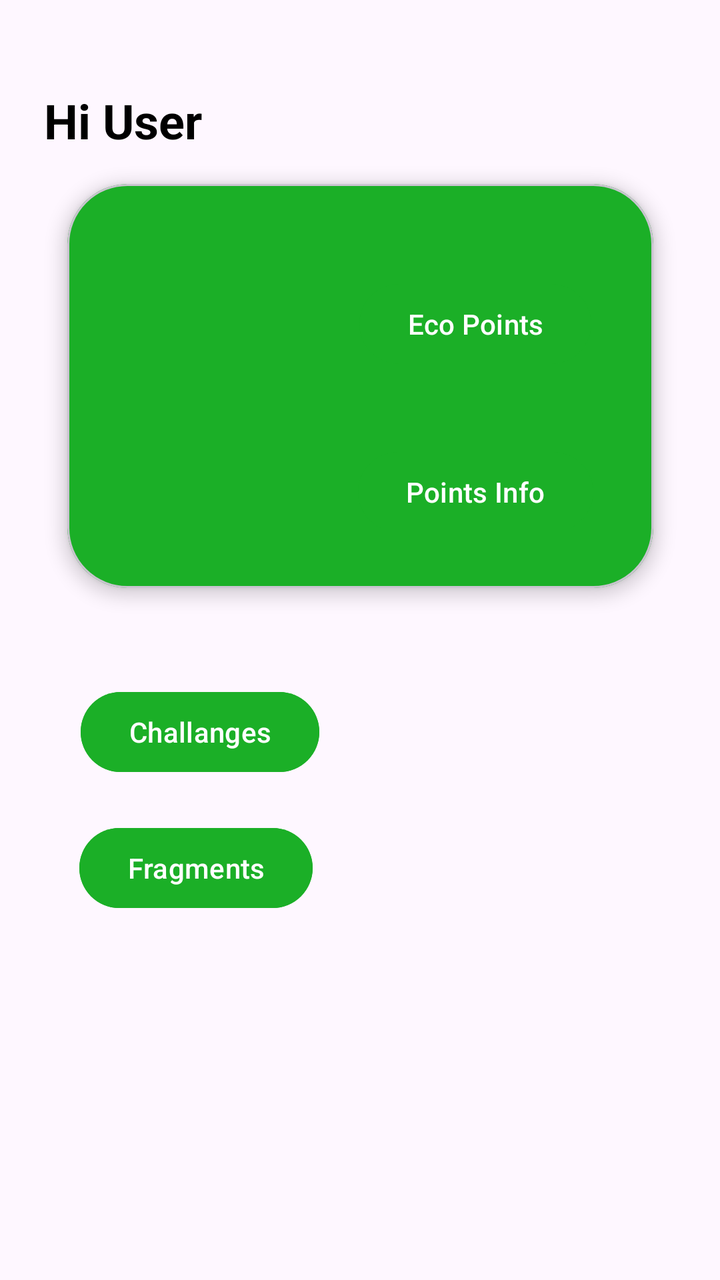
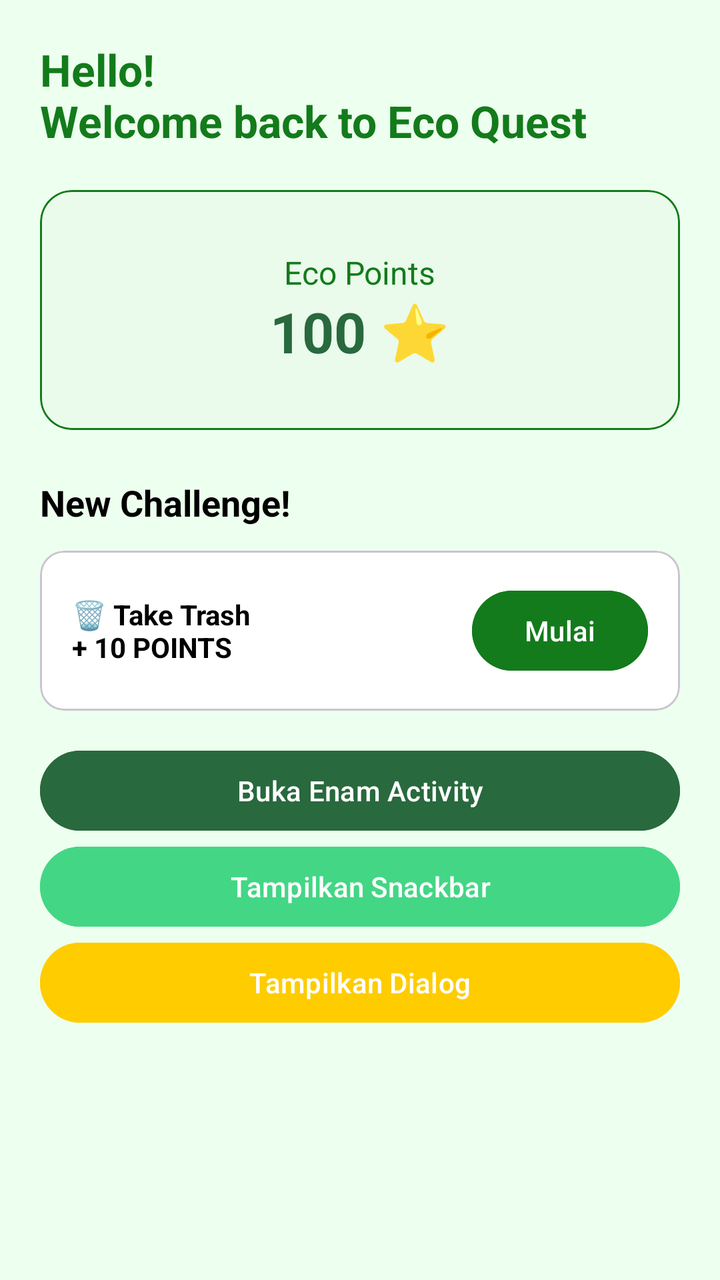

Compare the two renders of this Android layout. The source of the first and the diff that turns it into the second are given below.
<!-- AndroidManifest.xml: application theme Theme.Athia_24TIC -->
<!-- res/layout/fragment_home.xml -->
<?xml version="1.0" encoding="utf-8"?>
<androidx.constraintlayout.widget.ConstraintLayout xmlns:android="http://schemas.android.com/apk/res/android"
    xmlns:tools="http://schemas.android.com/tools"
    android:layout_width="match_parent"
    android:layout_height="match_parent"
    xmlns:app="http://schemas.android.com/apk/res-auto"
    tools:context=".Home.HomeFragment">

    <TextView
        android:id="@+id/tvHiUser"
        android:layout_width="wrap_content"
        android:layout_height="wrap_content"
        android:layout_marginTop="44dp"
        android:text="Hi User"
        android:textColor="@android:color/black"
        android:textSize="24sp"
        android:textStyle="bold"
        app:layout_constraintEnd_toEndOf="parent"
        app:layout_constraintHorizontal_bias="0.078"
        app:layout_constraintStart_toStartOf="parent"
        app:layout_constraintTop_toTopOf="parent" />

    <com.google.android.material.card.MaterialCardView
        android:id="@+id/materialCardView"
        android:layout_width="293dp"
        android:layout_height="202dp"
        android:layout_marginTop="92dp"
        android:backgroundTint="#1BAF27"
        app:cardCornerRadius="30dp"
        app:cardElevation="5dp"
        app:layout_constraintEnd_toEndOf="parent"
        app:layout_constraintStart_toStartOf="parent"
        app:layout_constraintTop_toTopOf="parent">

        <androidx.constraintlayout.widget.ConstraintLayout
            android:layout_width="match_parent"
            android:layout_height="match_parent"
            android:layout_margin="30dp">

            <Button
                android:id="@+id/btnAlertDialog"
                android:layout_width="wrap_content"
                android:layout_height="wrap_content"
                android:layout_marginTop="36dp"
                android:backgroundTint="#1BAF27"
                android:text="Points Info"
                android:textColor="@color/white"
                app:layout_constraintEnd_toEndOf="parent"
                app:layout_constraintHorizontal_bias="1.0"
                app:layout_constraintStart_toStartOf="parent"
                app:layout_constraintTop_toBottomOf="@+id/btnSnackBar" />

            <Button
                android:id="@+id/btnSnackBar"
                android:layout_width="wrap_content"
                android:layout_height="wrap_content"
                android:layout_marginTop="16dp"
                android:backgroundTint="#1BAF27"
                android:text="Eco Points"
                android:textColor="@color/white"
                app:layout_constraintEnd_toEndOf="parent"
                app:layout_constraintHorizontal_bias="0.991"
                app:layout_constraintStart_toStartOf="parent"
                app:layout_constraintTop_toTopOf="parent" />

        </androidx.constraintlayout.widget.ConstraintLayout>

    </com.google.android.material.card.MaterialCardView>

    <Button
        android:id="@+id/btnToLima"
        android:layout_width="wrap_content"
        android:layout_height="wrap_content"
        android:layout_marginTop="48dp"
        android:backgroundTint="#1BAF27"
        android:text="Challanges"
        app:layout_constraintEnd_toEndOf="parent"
        app:layout_constraintHorizontal_bias="0.167"
        app:layout_constraintStart_toStartOf="parent"
        app:layout_constraintTop_toBottomOf="@+id/materialCardView" />

    <Button
        android:id="@+id/btnToEnam"
        android:layout_width="wrap_content"
        android:layout_height="wrap_content"
        android:layout_marginTop="20dp"
        android:backgroundTint="#1BAF27"
        android:text="Fragments"
        app:layout_constraintEnd_toEndOf="parent"
        app:layout_constraintHorizontal_bias="0.163"
        app:layout_constraintStart_toStartOf="parent"
        app:layout_constraintTop_toBottomOf="@+id/btnToLima" />

</androidx.constraintlayout.widget.ConstraintLayout>
<!-- resources referenced by this layout -->
<resources>
  <color name="white">#FFFFFFFF</color>
  <style name="Theme.Athia_24TIC" parent="Base.Theme.Athia_24TIC" />
  <style name="Base.Theme.Athia_24TIC" parent="Theme.Material3.DayNight.NoActionBar">
          
          
      </style>
</resources>

<!-- the commit's change to res/layout/fragment_home.xml (unified diff, before → after) -->
@@ -1,94 +1,132 @@
 <?xml version="1.0" encoding="utf-8"?>
 <androidx.constraintlayout.widget.ConstraintLayout xmlns:android="http://schemas.android.com/apk/res/android"
-    xmlns:tools="http://schemas.android.com/tools"
+    xmlns:app="http://schemas.android.com/apk/res-auto"
     android:layout_width="match_parent"
     android:layout_height="match_parent"
-    xmlns:app="http://schemas.android.com/apk/res-auto"
-    tools:context=".Home.HomeFragment">
+    android:background="@color/bg_light_green"
+    android:padding="20dp">
 
     <TextView
-        android:id="@+id/tvHiUser"
+        android:id="@+id/tvHello"
         android:layout_width="wrap_content"
         android:layout_height="wrap_content"
-        android:layout_marginTop="44dp"
-        android:text="Hi User"
-        android:textColor="@android:color/black"
-        android:textSize="24sp"
+        android:text="Hello!\nWelcome back to Eco Quest"
+        android:textSize="22sp"
         android:textStyle="bold"
-        app:layout_constraintEnd_toEndOf="parent"
-        app:layout_constraintHorizontal_bias="0.078"
+        android:textColor="@color/colorPrimary"
         app:layout_constraintStart_toStartOf="parent"
         app:layout_constraintTop_toTopOf="parent" />
 
+    
     <com.google.android.material.card.MaterialCardView
-        android:id="@+id/materialCardView"
-        android:layout_width="293dp"
-        android:layout_height="202dp"
-        android:layout_marginTop="92dp"
-        android:backgroundTint="#1BAF27"
-        app:cardCornerRadius="30dp"
-        app:cardElevation="5dp"
-        app:layout_constraintEnd_toEndOf="parent"
-        app:layout_constraintStart_toStartOf="parent"
-        app:layout_constraintTop_toTopOf="parent">
+        android:id="@+id/cardPoints"
+        android:layout_width="match_parent"
+        android:layout_height="120dp"
+        android:layout_marginTop="20dp"
+        app:cardCornerRadius="16dp"
+        app:cardBackgroundColor="@color/bg_card_green"
+        app:strokeColor="@color/colorPrimary"
+        app:strokeWidth="1dp"
+        app:layout_constraintTop_toBottomOf="@id/tvHello">
 
-        <androidx.constraintlayout.widget.ConstraintLayout
+        <LinearLayout
             android:layout_width="match_parent"
             android:layout_height="match_parent"
-            android:layout_margin="30dp">
+            android:gravity="center"
+            android:orientation="vertical">
 
-            <Button
-                android:id="@+id/btnAlertDialog"
+            <TextView
                 android:layout_width="wrap_content"
                 android:layout_height="wrap_content"
-                android:layout_marginTop="36dp"
-                android:backgroundTint="#1BAF27"
-                android:text="Points Info"
-                android:textColor="@color/white"
-                app:layout_constraintEnd_toEndOf="parent"
-                app:layout_constraintHorizontal_bias="1.0"
-                app:layout_constraintStart_toStartOf="parent"
-                app:layout_constraintTop_toBottomOf="@+id/btnSnackBar" />
+                android:text="Eco Points"
+                android:textSize="16sp"
+                android:textColor="@color/colorPrimary" />
 
-            <Button
-                android:id="@+id/btnSnackBar"
+            <TextView
                 android:layout_width="wrap_content"
                 android:layout_height="wrap_content"
-                android:layout_marginTop="16dp"
-                android:backgroundTint="#1BAF27"
-                android:text="Eco Points"
-                android:textColor="@color/white"
-                app:layout_constraintEnd_toEndOf="parent"
-                app:layout_constraintHorizontal_bias="0.991"
-                app:layout_constraintStart_toStartOf="parent"
-                app:layout_constraintTop_toTopOf="parent" />
-
-        </androidx.constraintlayout.widget.ConstraintLayout>
-
+                android:text="100 ⭐"
+                android:textSize="28sp"
+                android:textStyle="bold"
+                android:textColor="@color/colorPrimaryDark" />
+        </LinearLayout>
     </com.google.android.material.card.MaterialCardView>
 
-    <Button
-        android:id="@+id/btnToLima"
+    
+    <TextView
+        android:id="@+id/tvNewChallenge"
         android:layout_width="wrap_content"
         android:layout_height="wrap_content"
-        android:layout_marginTop="48dp"
-        android:backgroundTint="#1BAF27"
-        android:text="Challanges"
-        app:layout_constraintEnd_toEndOf="parent"
-        app:layout_constraintHorizontal_bias="0.167"
+        android:layout_marginTop="24dp"
+        android:text="New Challenge!"
+        android:textSize="18sp"
+        android:textStyle="bold"
+        android:textColor="@color/black"
         app:layout_constraintStart_toStartOf="parent"
-        app:layout_constraintTop_toBottomOf="@+id/materialCardView" />
+        app:layout_constraintTop_toBottomOf="@id/cardPoints" />
 
-    <Button
-        android:id="@+id/btnToEnam"
-        android:layout_width="wrap_content"
+    
+    <com.google.android.material.card.MaterialCardView
+        android:id="@+id/cardChallenge"
+        android:layout_width="match_parent"
+        android:layout_height="80dp"
+        android:layout_marginTop="12dp"
+        app:cardCornerRadius="12dp"
+        app:cardBackgroundColor="@color/white"
+        app:layout_constraintTop_toBottomOf="@id/tvNewChallenge">
+
+        <LinearLayout
+            android:layout_width="match_parent"
+            android:layout_height="match_parent"
+            android:gravity="center_vertical"
+            android:paddingHorizontal="16dp">
+
+            <TextView
+                android:layout_width="0dp"
+                android:layout_height="wrap_content"
+                android:layout_weight="1"
+                android:text="🗑️ Take Trash\n+ 10 POINTS"
+                android:textColor="@color/black"
+                android:textStyle="bold" />
+
+            
+            <Button
+                android:id="@+id/btnToLima"
+                android:layout_width="wrap_content"
+                android:layout_height="wrap_content"
+                android:text="Mulai"
+                android:backgroundTint="@color/colorPrimary" />
+        </LinearLayout>
+    </com.google.android.material.card.MaterialCardView>
+
+    
+    <LinearLayout
+        android:layout_width="match_parent"
         android:layout_height="wrap_content"
-        android:layout_marginTop="20dp"
-        android:backgroundTint="#1BAF27"
-        android:text="Fragments"
-        app:layout_constraintEnd_toEndOf="parent"
-        app:layout_constraintHorizontal_bias="0.163"
-        app:layout_constraintStart_toStartOf="parent"
-        app:layout_constraintTop_toBottomOf="@+id/btnToLima" />
+        android:orientation="vertical"
+        android:layout_marginTop="16dp"
+        app:layout_constraintTop_toBottomOf="@id/cardChallenge">
+
+        <Button
+            android:id="@+id/btnToEnam"
+            android:layout_width="match_parent"
+            android:layout_height="wrap_content"
+            android:text="Buka Enam Activity"
+            android:backgroundTint="@color/colorPrimaryDark" />
+
+        <Button
+            android:id="@+id/btnSnackBar"
+            android:layout_width="match_parent"
+            android:layout_height="wrap_content"
+            android:text="Tampilkan Snackbar"
+            android:backgroundTint="@color/colorAccent" />
+
+        <Button
+            android:id="@+id/btnAlertDialog"
+            android:layout_width="match_parent"
+            android:layout_height="wrap_content"
+            android:text="Tampilkan Dialog"
+            android:backgroundTint="@color/yellow_star" />
+    </LinearLayout>
 
 </androidx.constraintlayout.widget.ConstraintLayout>
<!-- resource entries referenced after the edit -->
@@ -1,6 +1,13 @@
 <!-- resources referenced by this layout -->
 <resources>
-  <color name="white">#FFFFFFFF</color>
+  <color name="bg_card_green">#EAFAEB</color>
+  <color name="bg_light_green">#EDFFEE</color>
+  <color name="black">#000000</color>
+  <color name="colorAccent">#43D685</color>
+  <color name="colorPrimary">#137B1B</color>
+  <color name="colorPrimaryDark">#28693D</color>
+  <color name="white">#FFFFFF</color>
+  <color name="yellow_star">#FFCC00</color>
   <style name="Theme.Athia_24TIC" parent="Base.Theme.Athia_24TIC" />
   <style name="Base.Theme.Athia_24TIC" parent="Theme.Material3.DayNight.NoActionBar">
           
